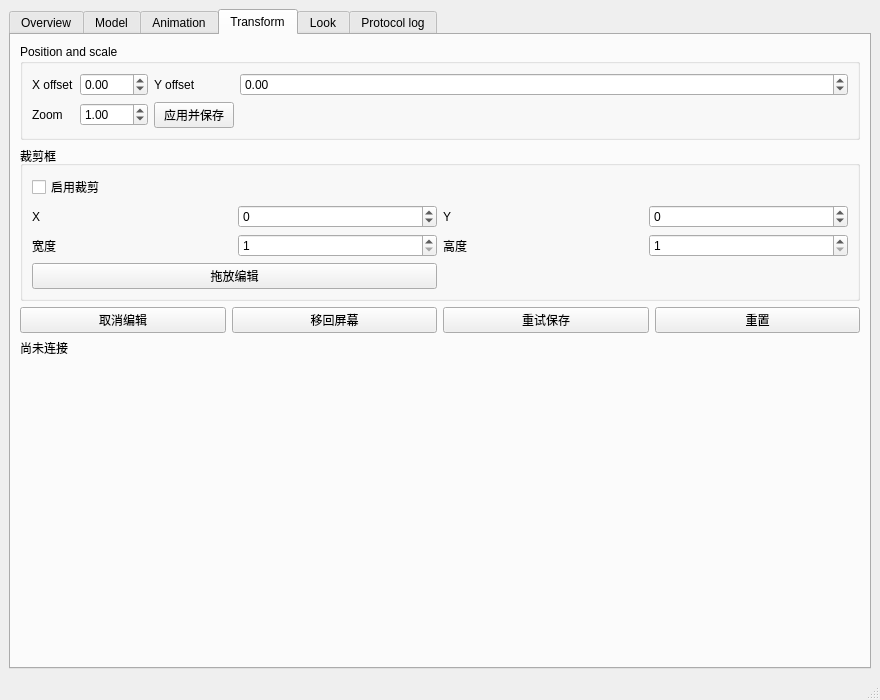
This is control/MainWindow.ui in ad2248/DeskWaifu as Qt 5 draws it before an edit. The edited form follows.
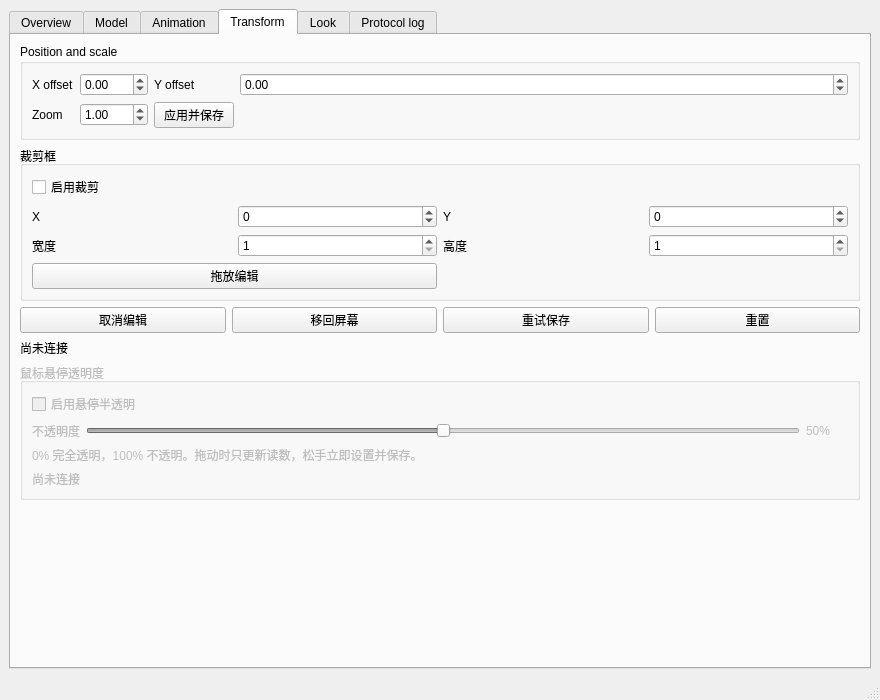
This is the edited form. The open tabs and pages were chosen to show the change.

Commit message: feat: 在 Transform 页支持松手保存悬停透明度

```diff
--- a/control/MainWindow.ui
+++ b/control/MainWindow.ui
@@ -542,8 +542,54 @@
           <property name="text"><string>尚未连接</string></property>
           <property name="wordWrap"><bool>true</bool></property>
          </widget></item>
-        <item>
-         <spacer name="transformSpacer">
+         <item>
+          <widget class="QGroupBox" name="hoverOpacityGroup">
+           <property name="enabled"><bool>false</bool></property>
+           <property name="title"><string>鼠标悬停透明度</string></property>
+           <layout class="QGridLayout" name="hoverOpacityLayout">
+            <item row="0" column="0" colspan="3">
+             <widget class="QCheckBox" name="hoverOpacityEnabledCheck">
+              <property name="text"><string>启用悬停半透明</string></property>
+             </widget>
+            </item>
+            <item row="1" column="0">
+             <widget class="QLabel" name="hoverOpacityLabel">
+              <property name="text"><string>不透明度</string></property>
+              <property name="buddy"><cstring>hoverOpacitySlider</cstring></property>
+             </widget>
+            </item>
+            <item row="1" column="1">
+             <widget class="QSlider" name="hoverOpacitySlider">
+              <property name="maximum"><number>100</number></property>
+              <property name="value"><number>50</number></property>
+              <property name="tracking"><bool>false</bool></property>
+              <property name="orientation"><enum>Qt::Orientation::Horizontal</enum></property>
+              <property name="accessibleName"><string>鼠标悬停不透明度</string></property>
+             </widget>
+            </item>
+            <item row="1" column="2">
+             <widget class="QLabel" name="hoverOpacityValueLabel">
+              <property name="text"><string>50%</string></property>
+              <property name="minimumSize"><size><width>42</width><height>0</height></size></property>
+             </widget>
+            </item>
+            <item row="2" column="0" colspan="3">
+             <widget class="QLabel" name="hoverOpacityHintLabel">
+              <property name="text"><string>0% 完全透明，100% 不透明。拖动时只更新读数，松手立即设置并保存。</string></property>
+              <property name="wordWrap"><bool>true</bool></property>
+             </widget>
+            </item>
+            <item row="3" column="0" colspan="3">
+             <widget class="QLabel" name="hoverOpacityStatusLabel">
+              <property name="text"><string>尚未连接</string></property>
+              <property name="wordWrap"><bool>true</bool></property>
+             </widget>
+            </item>
+           </layout>
+          </widget>
+         </item>
+         <item>
+          <spacer name="transformSpacer">
           <property name="orientation">
            <enum>Qt::Orientation::Vertical</enum>
           </property>
```
The commit also changes 13 other files.
